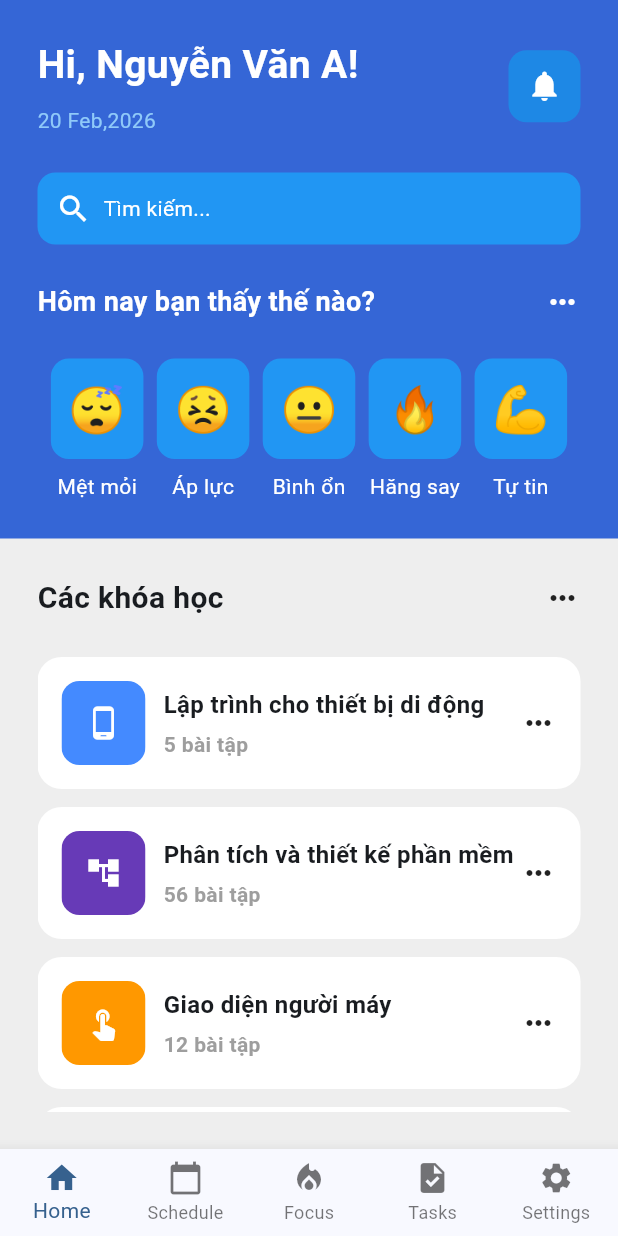
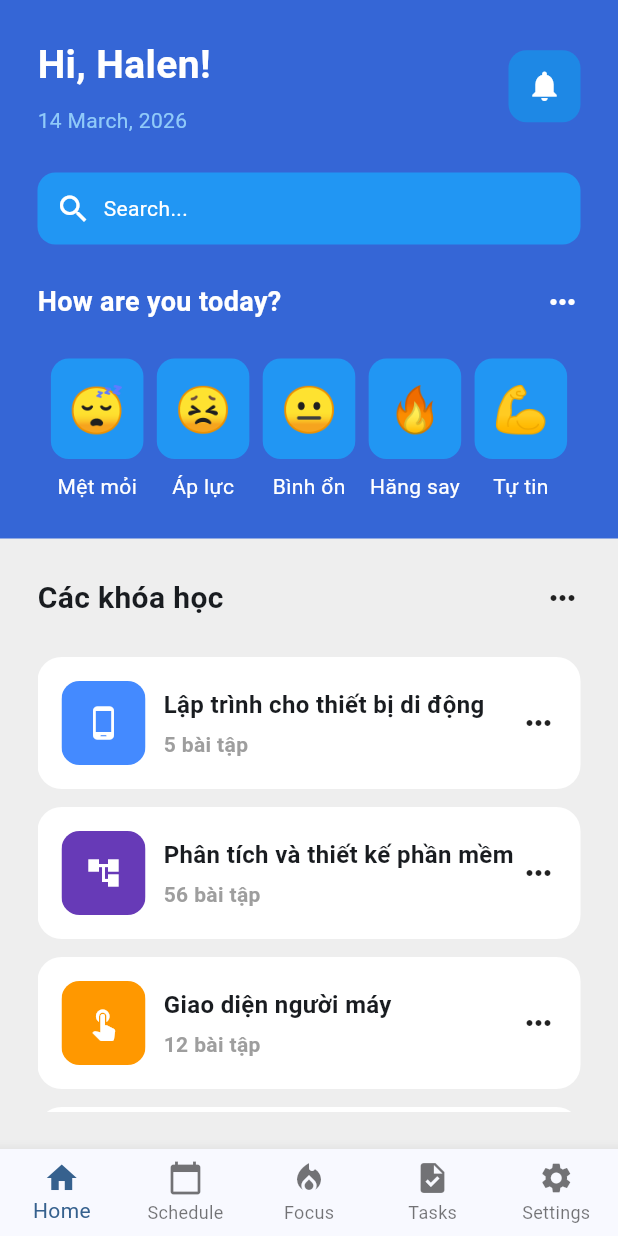
Before and after one commit to vuonglinh491/2025_2_LTTBDD_N02_Nhom_16, a Flutter app: the screen it shows after launch, on a phone screen of 412 x 824 dp. Run offline on Flutter 3.47's test engine with Material 3 defaults, Android fonts, the phone set to English and light mode, and no system bars; our stand-ins replace easy_localization.

Commit message:
sửa ngôn ngữ cho trang home

```diff
--- a/assets/language/en.json
+++ b/assets/language/en.json
@@ -1,7 +1,11 @@
 {
- "home": "Home",
- "schedule": "Schedule",
- "focus": "Focus",
- "tasks": "Tasks",
- "settings": "Settings"
+  "home": "Home",
+  "schedule": "Schedule",
+  "focus": "Focus",
+  "tasks": "Tasks",
+  "settings": "Settings",
+  "loi_chao": "Hi, Halen!",
+  "ngay_thang": "14 March, 2026",
+  "tim_kiem": "Search...",
+  "cau_hoi": "How are you today?"
 }
--- a/lib/pages/home.dart
+++ b/lib/pages/home.dart
@@ -2,6 +2,7 @@ import 'package:flutter/material.dart';
 import 'package:student_study_planner_app/util/courses.dart';
 import 'package:student_study_planner_app/util/emoticon.dart';
 import 'package:student_study_planner_app/pages/notification.dart';
+import 'package:easy_localization/easy_localization.dart';// thư viện hỗ trợ ngôn ngữ
 
 class Home extends StatefulWidget {
   const Home({super.key});
@@ -31,7 +32,7 @@ class _HomeState extends State<Home> {
                     crossAxisAlignment: CrossAxisAlignment.start,
                     children: [
                       Text(
-                        'Hi, Nguyễn Văn A!',
+                        'loi_chao'.tr(),
                         style: TextStyle(
                           color: Colors.white,
                           fontSize: 26,
@@ -44,7 +45,7 @@ class _HomeState extends State<Home> {
                       ),
 
                       Text(
-                        '20 Feb,2026',
+                        'ngay_thang'.tr(),
                         style: TextStyle(
                             color: Colors.blue[200]
                         ),
@@ -98,7 +99,7 @@ class _HomeState extends State<Home> {
                     ),
 
                     Text(
-                      'Tìm kiếm...',
+                      'tim_kiem'.tr(),
                       style: TextStyle(
                         color: Colors.white,
                       ),
@@ -117,7 +118,7 @@ class _HomeState extends State<Home> {
 
                 children: [
                   Text(
-                    'Hôm nay bạn thấy thế nào?',
+                    'cau_hoi'.tr(),
                     style: TextStyle(
                       color: Colors.white,
                       fontSize: 18,
```
Also changed, not shown: assets/language/vi.json (+9 -5 lines).
